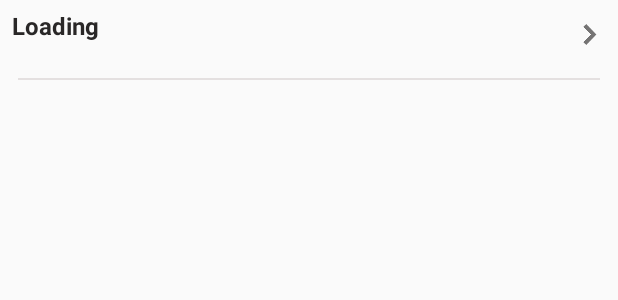
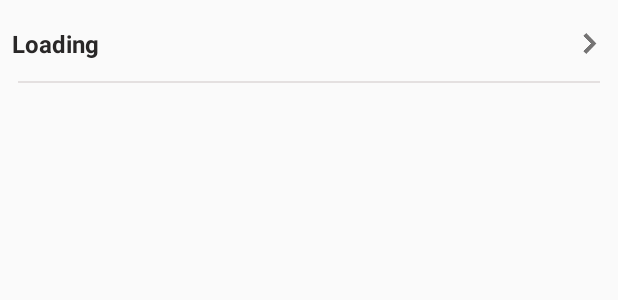
Before and after one commit to iamrahulyadav/LogicalReasoning, an Android app: the layout custom_textview.xml on its own in the app's theme, with its tools: preview values and no code run, on a phone screen of 412 x 824 dp. Shown: the top 300 px of the screen. Run offline under Robolectric (Android 15) with nearby library versions, the light colour scheme and no system bars.

Commit message:
final update

```diff
--- a/app/build.gradle
+++ b/app/build.gradle
@@ -22,8 +22,8 @@ android {
         applicationId "app.reasoning.logical.quiz.craftystudio.logicalreasoning"
         minSdkVersion 17
         targetSdkVersion 25
-        versionCode 3
-        versionName "1.2"
+        versionCode 4
+        versionName "1.4"
         testInstrumentationRunner "android.support.test.runner.AndroidJUnitRunner"
     }
     buildTypes {
--- a/app/src/main/java/utils/TopicListAdapter.java
+++ b/app/src/main/java/utils/TopicListAdapter.java
@@ -49,7 +49,7 @@ public class TopicListAdapter extends ArrayAdapter<String> {
 
         topicNameTextview.setText(mTopicList.get(position));
 
-        topicNameTextview.setOnClickListener(new View.OnClickListener() {
+        convertView.setOnClickListener(new View.OnClickListener() {
             @Override
             public void onClick(View view) {
                 clickListener.onItemCLickListener(view, position);
--- a/app/src/main/res/layout/custom_textview.xml
+++ b/app/src/main/res/layout/custom_textview.xml
@@ -24,19 +24,19 @@
         android:layout_width="match_parent"
         android:layout_height="wrap_content"
         android:layout_weight="1"
+        android:paddingBottom="6dp"
+        android:paddingTop="6dp"
         android:orientation="horizontal">
 
         <TextView
             android:id="@+id/custom_textview"
             android:layout_width="match_parent"
             android:layout_height="wrap_content"
-            android:layout_marginBottom="4dp"
             android:layout_marginLeft="8dp"
             android:layout_marginRight="4dp"
-            android:layout_marginTop="2dp"
             android:layout_weight="1"
             android:text="Loading"
-            android:textAlignment="viewStart"
+            android:layout_gravity="center_vertical"
             android:textColor="@color/colorBlack"
             android:textSize="16sp"
             android:textStyle="bold" />
@@ -52,13 +52,13 @@
     <android.support.v7.widget.CardView
         android:layout_width="match_parent"
         android:layout_height="1dp"
-        android:layout_marginBottom="12dp"
         android:layout_marginLeft="12dp"
         android:layout_marginRight="12dp"
-        android:layout_marginTop="10dp"
         app:cardBackgroundColor="@color/colorLightWhiteBg"
         app:cardCornerRadius="0dp"
-        app:cardElevation="0dp"></android.support.v7.widget.CardView>
+        app:cardElevation="0dp">
+
+    </android.support.v7.widget.CardView>
 
 
 </LinearLayout>
```
Also changed, not shown: app/src/main/java/app/reasoning/logical/quiz/craftystudio/logicalreasoning/MainActivity.java (+7 -5 lines).
